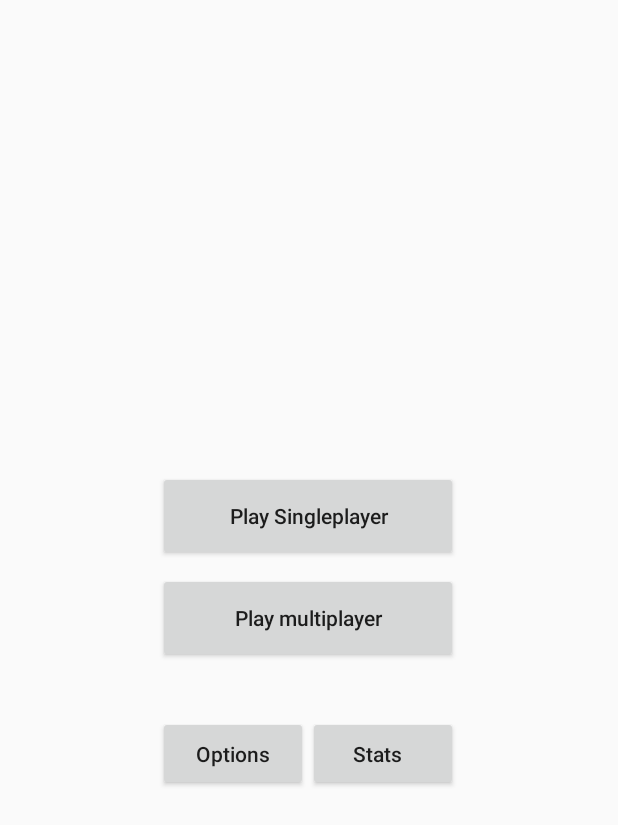
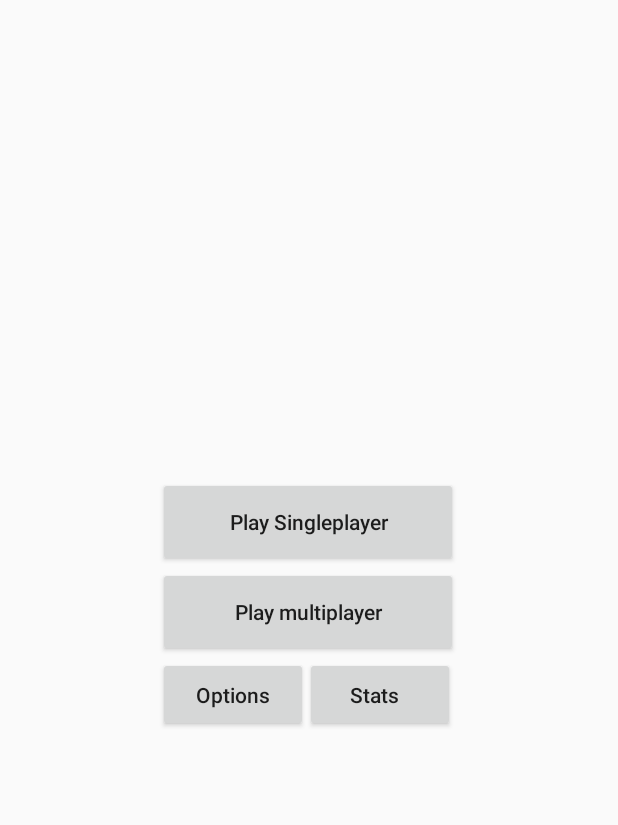
Before and after one commit to danik33/Chess3, an Android app: the screen it shows after launch (MainActivity), on a phone screen of 412 x 824 dp. Shown: the top 825 px of the screen. Run offline under Robolectric (Android 15) with nearby library versions, the phone set to English and light mode, and no system bars.

```diff
--- a/app/src/main/java/darklight/MainActivity.java
+++ b/app/src/main/java/darklight/MainActivity.java
@@ -1,43 +1,75 @@
 package darklight;
 
 import android.content.Intent;
-import android.graphics.Bitmap;
-import android.graphics.BitmapFactory;
+import android.content.IntentFilter;
 import android.support.v7.app.AppCompatActivity;
 import android.os.Bundle;
-import android.text.Layout;
 import android.view.View;
 import android.widget.Button;
 
-import java.io.ByteArrayOutputStream;
 
+import darklight.chess.AI;
 import darklight.chess.R;
 
 public class MainActivity extends AppCompatActivity {
 
-    Button single;
+    Button single, mp, stats, settings;
     Intent intnt;
+    Reciever b = new Reciever();
 
 
     @Override
     protected void onCreate(Bundle savedInstanceState)
     {
+
+
+
         super.onCreate(savedInstanceState);
         setContentView(R.layout.activity_main);
+        registerReceiver(b, new IntentFilter(Intent.ACTION_BATTERY_CHANGED));
+
+
         intnt = new Intent(this, Chessplay.class);
 
 
 
 
+
+
         single = findViewById(R.id.singleplay);
+        mp = findViewById(R.id.multiplay);
+        mp.setOnClickListener(new View.OnClickListener() {
+            @Override
+            public void onClick(View v)
+            {
+                unregisterReceiver(b);
+                intnt.putExtra("Ai1", AI.PLAYER);
+                intnt.putExtra("Ai2", AI.PLAYER);
+                startActivity(intnt);
+            }
+        });
         single.setOnClickListener(new View.OnClickListener() {
             @Override
             public void onClick(View v)
             {
+                unregisterReceiver(b);
+                intnt.putExtra("Ai1", AI.PLAYER);
+                intnt.putExtra("Ai2", AI.RANDOMAI);
+
                 startActivity(intnt);
             }
         });
 
 
     }
+
+    @Override
+    public void onResume() {
+        super.onResume();
+        registerReceiver(b, new IntentFilter(Intent.ACTION_BATTERY_CHANGED));
+    }
+
+
+    @Override
+    public void onBackPressed(){}
 }
--- a/app/src/main/res/layout/activity_main.xml
+++ b/app/src/main/res/layout/activity_main.xml
@@ -7,71 +7,66 @@
     tools:context="darklight.MainActivity">
 
 
+    <LinearLayout
+        android:layout_width="244dp"
+        android:layout_height="193dp"
+        android:layout_marginStart="52dp"
+        android:layout_marginTop="208dp"
+        android:orientation="vertical"
+
+        app:layout_constraintBottom_toBottomOf="parent"
+        app:layout_constraintEnd_toEndOf="parent"
+        app:layout_constraintHorizontal_bias="0.269"
+        app:layout_constraintStart_toStartOf="parent"
+        app:layout_constraintTop_toTopOf="parent"
+        app:layout_constraintVertical_bias="0.26">
+
         <Button
             android:id="@+id/singleplay"
             android:layout_width="200dp"
             android:layout_height="60dp"
-        android:layout_marginStart="8dp"
-        android:layout_marginTop="144dp"
-        android:layout_marginEnd="8dp"
-        android:layout_marginBottom="8dp"
+            android:layout_gravity="center"
             android:text="@string/playsp"
-        android:textAllCaps="false"
-        app:layout_constraintBottom_toTopOf="@+id/multiplay"
-        app:layout_constraintEnd_toEndOf="parent"
-        app:layout_constraintHorizontal_bias="0.497"
-        app:layout_constraintStart_toStartOf="parent"
-        app:layout_constraintTop_toTopOf="parent"
-        app:layout_constraintVertical_bias="1.0" />
+            android:textAllCaps="false" />
 
         <Button
             android:id="@+id/multiplay"
             android:layout_width="200dp"
             android:layout_height="60dp"
-        android:layout_marginStart="8dp"
-        android:layout_marginTop="8dp"
-        android:layout_marginEnd="8dp"
-        android:layout_marginBottom="8dp"
+            android:layout_gravity="center"
             android:text="@string/playmp"
-        android:textAllCaps="false"
-        app:layout_constraintBottom_toBottomOf="parent"
-        app:layout_constraintEnd_toEndOf="parent"
-        app:layout_constraintHorizontal_bias="0.497"
-        app:layout_constraintStart_toStartOf="parent"
-        app:layout_constraintTop_toTopOf="parent" />
+            android:textAllCaps="false" />
+
+
+        <RelativeLayout
+            android:layout_width="match_parent"
+            android:layout_height="match_parent"
+            android:layout_gravity="center">
 
             <Button
                 android:id="@+id/options"
                 android:layout_width="100dp"
                 android:layout_height="50dp"
-        android:layout_marginStart="8dp"
+
+                android:layout_marginStart="22dp"
                 android:layout_marginEnd="8dp"
                 android:text="@string/options"
-        android:textAllCaps="false"
-        app:layout_constraintBaseline_toBaselineOf="@+id/stats"
-        app:layout_constraintEnd_toStartOf="@+id/stats"
-        app:layout_constraintHorizontal_chainStyle="spread_inside"
-        app:layout_constraintStart_toStartOf="@+id/multiplay" />
+                android:textAllCaps="false" />
 
             <Button
                 android:id="@+id/stats"
                 android:layout_width="100dp"
                 android:layout_height="50dp"
-        android:layout_marginStart="212dp"
-        android:layout_marginTop="8dp"
-        android:layout_marginBottom="264dp"
+                android:layout_marginStart="120dp"
+                android:gravity="center"
                 android:paddingLeft="4dp"
                 android:text="@string/stats"
-        android:textAllCaps="false"
-        app:layout_constraintBottom_toBottomOf="parent"
-        app:layout_constraintEnd_toEndOf="@+id/multiplay"
-        app:layout_constraintHorizontal_bias="1.0"
-        app:layout_constraintStart_toStartOf="parent"
-        app:layout_constraintTop_toBottomOf="@+id/multiplay"
-        app:layout_constraintVertical_bias="0.461" />
+                android:textAllCaps="false" />
+
+        </RelativeLayout>
 
 
-
+    </LinearLayout>
 
 
 </android.support.constraint.ConstraintLayout>
```
Also changed, not shown: app/src/main/AndroidManifest.xml (+17 -0 lines), app/src/main/java/darklight/Chessplay.java (+67 -9 lines), app/src/main/java/darklight/Reciever.java (added, +25 -0 lines), app/src/main/java/darklight/chess/Game.java (+42 -7 lines), app/src/main/java/darklight/chess/Player.java (+30 -0 lines), app/src/main/java/darklight/chess/Stats.java (+5 -3 lines), app/src/main/java/darklight/chess/board/Board.java (+3 -4 lines), app/src/main/res/layout/activity_chessplay.xml (+9 -8 lines). Lines whose indentation alone changed are shown as unchanged.
